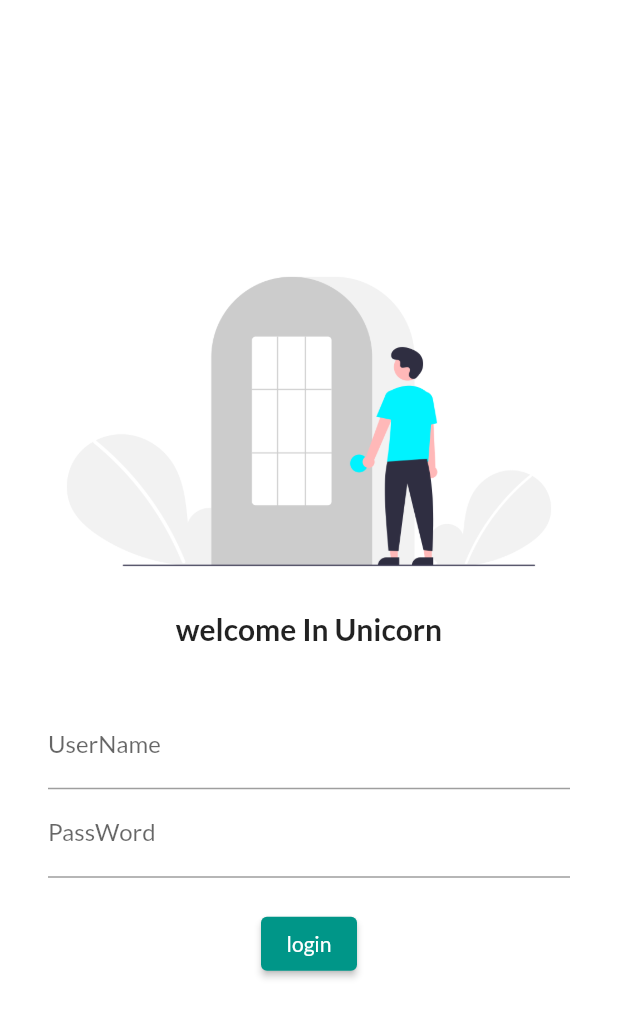
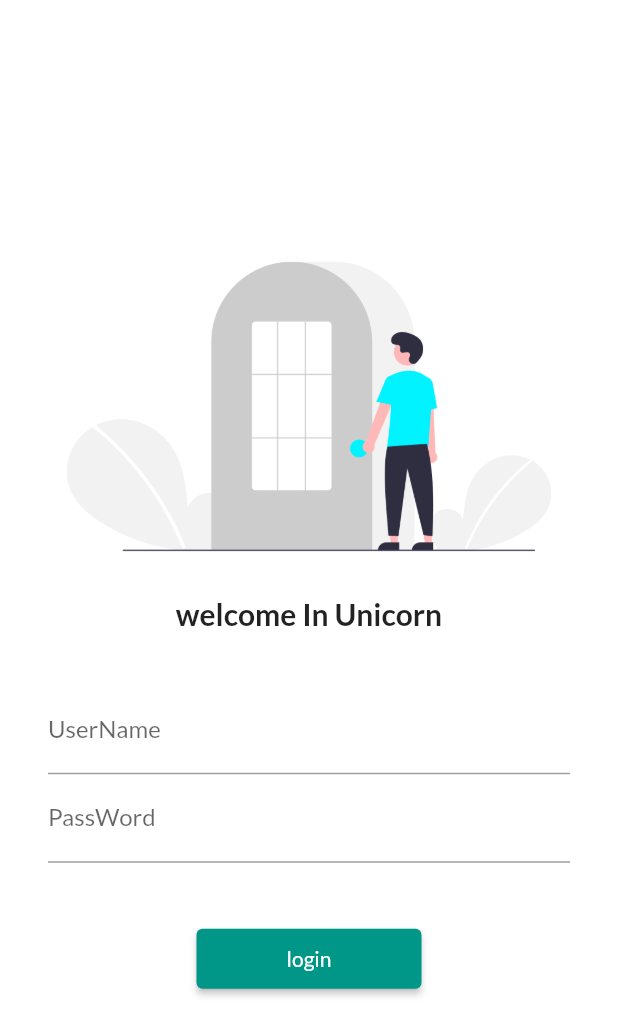
Before and after one commit to GauravRoy092/App-Dev, a Flutter app: the screen it shows after launch, on a phone screen of 412 x 824 dp. Shown: the top 1036 px of the screen. Run offline on Flutter 3.47's test engine with Material 2 defaults, Android fonts, the phone set to English and light mode, and no system bars; our stand-ins replace google_fonts, matcher; missing offline and left inert: dart:html.

```diff
--- a/unicorn/lib/main.dart
+++ b/unicorn/lib/main.dart
@@ -2,6 +2,7 @@ import 'package:flutter/material.dart';
 import 'package:unicorn/pages/home.dart';
 import 'package:unicorn/pages/login.dart';
 import 'package:google_fonts/google_fonts.dart';
+import 'package:unicorn/utils/routes.dart';
 
 void main() {
   runApp(unicorn());
@@ -21,8 +22,8 @@ class unicorn extends StatelessWidget {
           fontFamily: GoogleFonts.lato().fontFamily),
       routes: {
         "/": (context) => Login(),
-        "/home": (context) => homepage(),
-        "/login": (context) => Login()
+        MyRoutes.homeRoute: (context) => homepage(),
+        MyRoutes.LoginRoute: (context) => Login()
       },
     );
   }
--- a/unicorn/lib/pages/home.dart
+++ b/unicorn/lib/pages/home.dart
@@ -13,7 +13,7 @@ class homepage extends StatelessWidget {
       ),
       body: Center(
           child: Container(
-        child: Container(child: Text("welcome $uni Unicorns")),
+        child: Container(child: Text("welcome Our $uni Unicorns")),
       )),
       drawer: Drawer(),
     );
--- a/unicorn/lib/pages/login.dart
+++ b/unicorn/lib/pages/login.dart
@@ -4,6 +4,7 @@ import 'package:flutter/material.dart';
 import 'package:flutter/src/widgets/framework.dart';
 import 'package:flutter/src/widgets/container.dart';
 import 'package:matcher/matcher.dart';
+import 'package:unicorn/utils/routes.dart';
 
 class Login extends StatelessWidget {
   @override
@@ -48,14 +49,14 @@ class Login extends StatelessWidget {
                       ),
                     ),
                     SizedBox(
-                      height: 20.0,
+                      height: 40.0,
                     ),
                     ElevatedButton(
                         onPressed: () {
-                          print("Login");
+                          Navigator.pushNamed(context, MyRoutes.homeRoute);
                         },
                         child: Text("login"),
-                        style: TextButton.styleFrom())
+                        style: TextButton.styleFrom(minimumSize: Size(150, 40)))
                   ],
                 ),
               )
--- /dev/null
+++ b/unicorn/lib/utils/routes.dart
@@ -0,0 +1,4 @@
+class MyRoutes {
+  static String LoginRoute = "/login";
+  static String homeRoute = "/home";
+}
```
